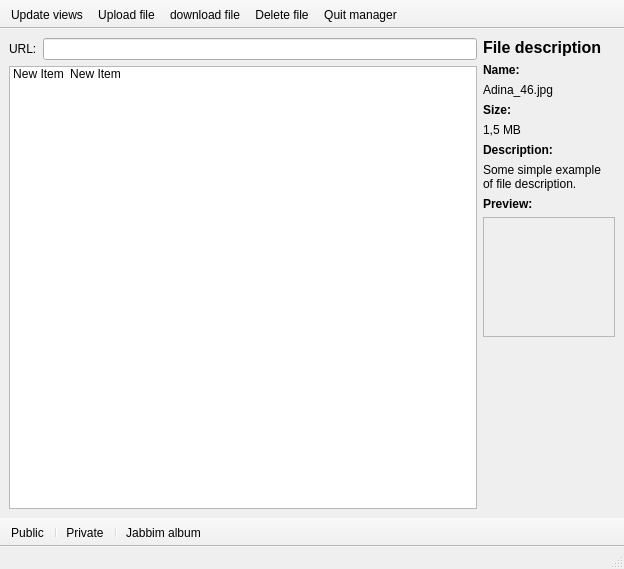
Old version of the form plugins/jdm/jdm.ui in the repository xmpp-graveyard/jabbim.
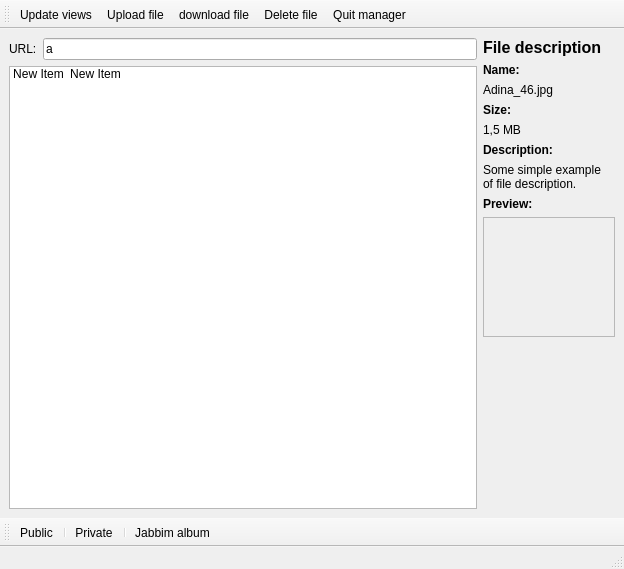
New version of the form. Icons and pictures are not drawn.

```diff
--- a/plugins/jdm/jdm.ui
+++ b/plugins/jdm/jdm.ui
@@ -86,7 +86,11 @@
        </widget>
       </item>
       <item>
-       <widget class="QLineEdit" name="lineEdit_urlValue" />
+       <widget class="QLineEdit" name="lineEdit_urlValue" >
+        <property name="text" >
+         <string>a</string>
+        </property>
+       </widget>
       </item>
      </layout>
     </item>
@@ -231,7 +235,10 @@
   </widget>
   <widget class="QToolBar" name="toolBar" >
    <property name="movable" >
-    <bool>false</bool>
+    <bool>true</bool>
+   </property>
+   <property name="allowedAreas" >
+    <enum>Qt::TopToolBarArea</enum>
    </property>
    <property name="orientation" >
     <enum>Qt::Horizontal</enum>
@@ -261,7 +268,10 @@
   </widget>
   <widget class="QToolBar" name="toolBar_2" >
    <property name="movable" >
-    <bool>false</bool>
+    <bool>true</bool>
+   </property>
+   <property name="allowedAreas" >
+    <enum>Qt::BottomToolBarArea</enum>
    </property>
    <property name="orientation" >
     <enum>Qt::Horizontal</enum>
```
